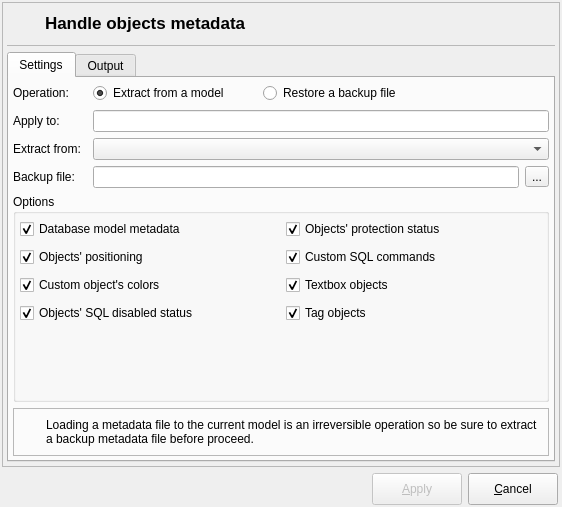
pgmodeler/pgmodeler, file libpgmodeler_ui/ui/metadatahandlingform.ui: the form before one commit.
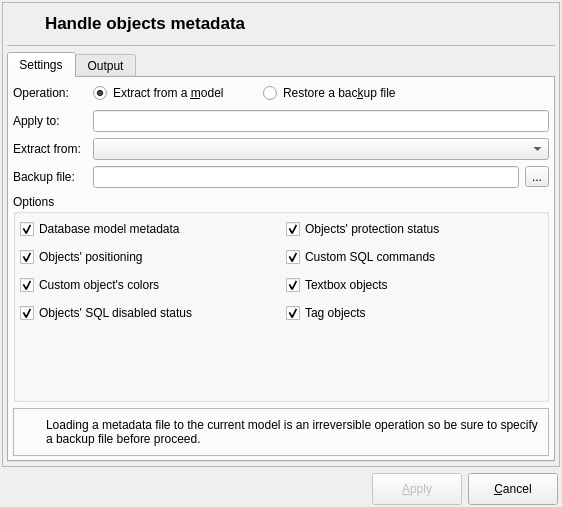
The form after the commit. Icons and pictures are not drawn.

Commit message: Finished the improvement in MetadataHandlingForm

```diff
--- a/libpgmodeler_ui/ui/metadatahandlingform.ui
+++ b/libpgmodeler_ui/ui/metadatahandlingform.ui
@@ -333,7 +333,7 @@
                 </font>
                </property>
                <property name="text">
-                <string>Loading a metadata file to the current model is an irreversible operation so be sure to extract a backup metadata file before proceed.</string>
+                <string>Loading a metadata file to the current model is an irreversible operation so be sure to specify a backup file before proceed.</string>
                </property>
                <property name="wordWrap">
                 <bool>true</bool>
@@ -842,7 +842,7 @@
                <string>Extracts the objects metadata from one of the loaded models and apply to the current model.</string>
               </property>
               <property name="text">
-               <string>Extract from a model</string>
+               <string>Extract from a &amp;model</string>
               </property>
               <property name="checked">
                <bool>true</bool>
@@ -883,7 +883,7 @@
                <string>Reads the objects metadata from a previously saved backup file and apply to the current model.</string>
               </property>
               <property name="text">
-               <string>Restore a backup file</string>
+               <string>Restore a bac&amp;kup file</string>
               </property>
              </widget>
             </item>
```
The commit also changes 2 other files.
